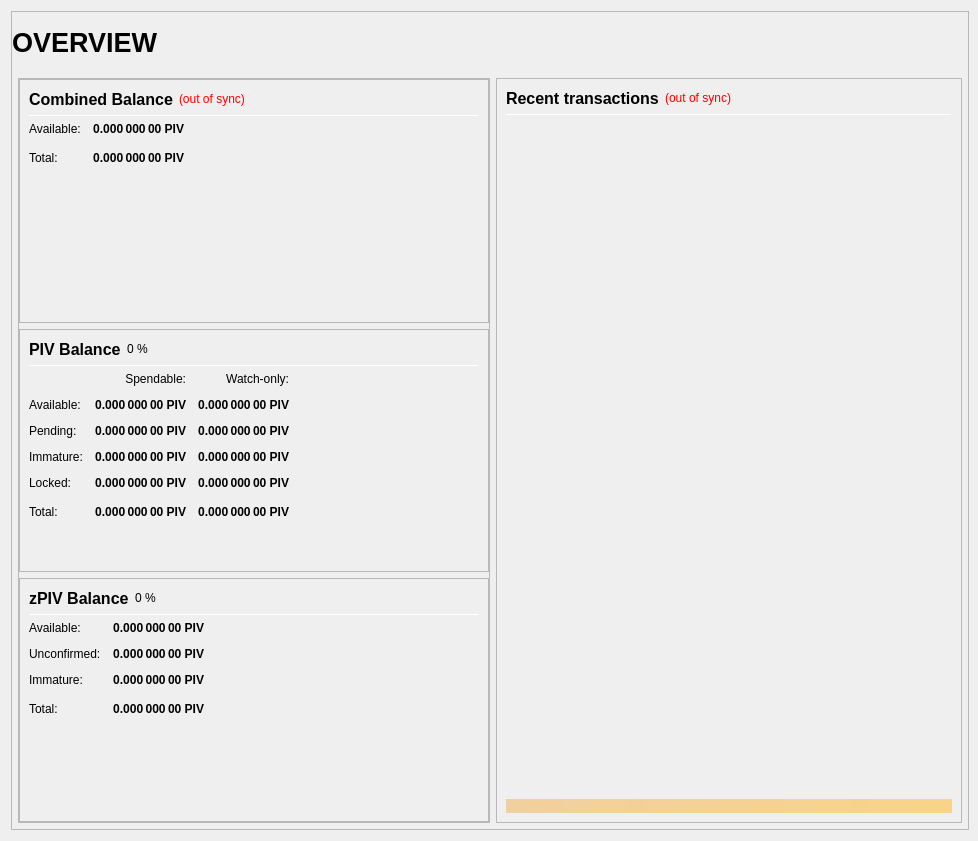
myce-legacy/beetlecoin, file src/qt/forms/overviewpage.ui: the form before one commit.
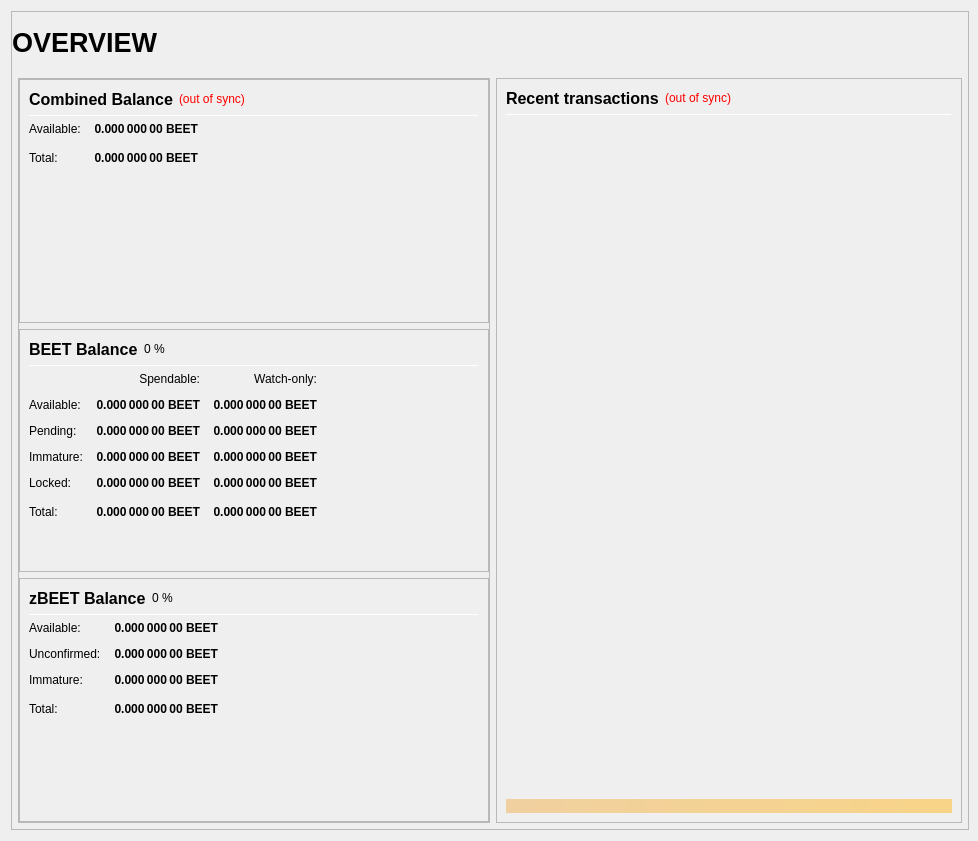
The form after the commit.

Commit message: Renaming PIV->BEET

What changed in the file:
```diff
--- a/src/qt/forms/overviewpage.ui
+++ b/src/qt/forms/overviewpage.ui
@@ -333,7 +333,7 @@
                           <string>Your current spendable balance</string>
                          </property>
                          <property name="text">
-                          <string notr="true">0.000 000 00 PIV</string>
+                          <string notr="true">0.000 000 00 BEET</string>
                          </property>
                          <property name="alignment">
                           <set>Qt::AlignRight|Qt::AlignTrailing|Qt::AlignVCenter</set>
@@ -365,7 +365,7 @@
                           <string>Total Balance, including all unavailable coins.</string>
                          </property>
                          <property name="text">
-                          <string notr="true">0.000 000 00 PIV</string>
+                          <string notr="true">0.000 000 00 BEET</string>
                          </property>
                          <property name="alignment">
                           <set>Qt::AlignRight|Qt::AlignTrailing|Qt::AlignVCenter</set>
@@ -433,7 +433,7 @@
                           </font>
                          </property>
                          <property name="text">
-                          <string>PIV Balance</string>
+                          <string>BEET Balance</string>
                          </property>
                         </widget>
                        </item>
@@ -525,7 +525,7 @@
                           <string>Your current spendable balance</string>
                          </property>
                          <property name="text">
-                          <string notr="true">0.000 000 00 PIV</string>
+                          <string notr="true">0.000 000 00 BEET</string>
                          </property>
                          <property name="alignment">
                           <set>Qt::AlignRight|Qt::AlignTrailing|Qt::AlignVCenter</set>
@@ -550,7 +550,7 @@
                           <string>Your current balance in watch-only addresses</string>
                          </property>
                          <property name="text">
-                          <string notr="true">0.000 000 00 PIV</string>
+                          <string notr="true">0.000 000 00 BEET</string>
                          </property>
                          <property name="alignment">
                           <set>Qt::AlignRight|Qt::AlignTrailing|Qt::AlignVCenter</set>
@@ -582,7 +582,7 @@
                           <string>Total of transactions that have yet to be confirmed, and do not yet count toward the spendable balance</string>
                          </property>
                          <property name="text">
-                          <string notr="true">0.000 000 00 PIV</string>
+                          <string notr="true">0.000 000 00 BEET</string>
                          </property>
                          <property name="alignment">
                           <set>Qt::AlignRight|Qt::AlignTrailing|Qt::AlignVCenter</set>
@@ -607,7 +607,7 @@
                           <string>Unconfirmed transactions to watch-only addresses</string>
                          </property>
                          <property name="text">
-                          <string notr="true">0.000 000 00 PIV</string>
+                          <string notr="true">0.000 000 00 BEET</string>
                          </property>
                          <property name="alignment">
                           <set>Qt::AlignRight|Qt::AlignTrailing|Qt::AlignVCenter</set>
@@ -639,7 +639,7 @@
                           <string>Staked or masternode rewards that has not yet matured</string>
                          </property>
                          <property name="text">
-                          <string notr="true">0.000 000 00 PIV</string>
+                          <string notr="true">0.000 000 00 BEET</string>
                          </property>
                          <property name="alignment">
                           <set>Qt::AlignRight|Qt::AlignTrailing|Qt::AlignVCenter</set>
@@ -664,7 +664,7 @@
                           <string>Staked or masternode rewards in watch-only addresses that has not yet matured</string>
                          </property>
                          <property name="text">
-                          <string notr="true">0.000 000 00 PIV</string>
+                          <string notr="true">0.000 000 00 BEET</string>
                          </property>
                          <property name="alignment">
                           <set>Qt::AlignRight|Qt::AlignTrailing|Qt::AlignVCenter</set>
@@ -699,7 +699,7 @@
                           <string>Locked PIV or Masternode collaterals. These are excluded from zPIV minting.</string>
                          </property>
                          <property name="text">
-                          <string notr="true">0.000 000 00 PIV</string>
+                          <string notr="true">0.000 000 00 BEET</string>
                          </property>
                          <property name="alignment">
                           <set>Qt::AlignRight|Qt::AlignTrailing|Qt::AlignVCenter</set>
@@ -724,7 +724,7 @@
                           <string>Current locked balance in watch-only addresses</string>
                          </property>
                          <property name="text">
-                          <string notr="true">0.000 000 00 PIV</string>
+                          <string notr="true">0.000 000 00 BEET</string>
                          </property>
                          <property name="alignment">
                           <set>Qt::AlignRight|Qt::AlignTrailing|Qt::AlignVCenter</set>
@@ -759,7 +759,7 @@
                           <string>Your current PIVX balance, unconfirmed and immature transactions included</string>
                          </property>
                          <property name="text">
-                          <string notr="true">0.000 000 00 PIV</string>
+                          <string notr="true">0.000 000 00 BEET</string>
                          </property>
                          <property name="alignment">
                           <set>Qt::AlignRight|Qt::AlignTrailing|Qt::AlignVCenter</set>
@@ -784,7 +784,7 @@
                           <string>Current total balance in watch-only addresses</string>
                          </property>
                          <property name="text">
-                          <string notr="true">0.000 000 00 PIV</string>
+                          <string notr="true">0.000 000 00 BEET</string>
                          </property>
                          <property name="alignment">
                           <set>Qt::AlignRight|Qt::AlignTrailing|Qt::AlignVCenter</set>
@@ -852,7 +852,7 @@
                           </font>
                          </property>
                          <property name="text">
-                          <string>zPIV Balance</string>
+                          <string>zBEET Balance</string>
                          </property>
                         </widget>
                        </item>
@@ -926,7 +926,7 @@
 These zPIV are spendable.</string>
                          </property>
                          <property name="text">
-                          <string notr="true">0.000 000 00 PIV</string>
+                          <string notr="true">0.000 000 00 BEET</string>
                          </property>
                          <property name="alignment">
                           <set>Qt::AlignRight|Qt::AlignTrailing|Qt::AlignVCenter</set>
@@ -957,7 +957,7 @@
 Immature: confirmed, but less than 1 mint of the same denomination after it was minted</string>
                          </property>
                          <property name="text">
-                          <string notr="true">0.000 000 00 PIV</string>
+                          <string notr="true">0.000 000 00 BEET</string>
                          </property>
                          <property name="alignment">
                           <set>Qt::AlignRight|Qt::AlignTrailing|Qt::AlignVCenter</set>
@@ -988,7 +988,7 @@
 Immature: confirmed, but less than 1 mint of the same denomination after it was minted</string>
                          </property>
                          <property name="text">
-                          <string notr="true">0.000 000 00 PIV</string>
+                          <string notr="true">0.000 000 00 BEET</string>
                          </property>
                          <property name="alignment">
                           <set>Qt::AlignRight|Qt::AlignTrailing|Qt::AlignVCenter</set>
@@ -1020,7 +1020,7 @@
                           <string>Your current zPIV balance, unconfirmed and immature zPIV included.</string>
                          </property>
                          <property name="text">
-                          <string notr="true">0.000 000 00 PIV</string>
+                          <string notr="true">0.000 000 00 BEET</string>
                          </property>
                          <property name="alignment">
                           <set>Qt::AlignRight|Qt::AlignTrailing|Qt::AlignVCenter</set>
```
Left out of the diff: 24 changed lines with no effect on the pictures. The commit also changes 29 other files.
